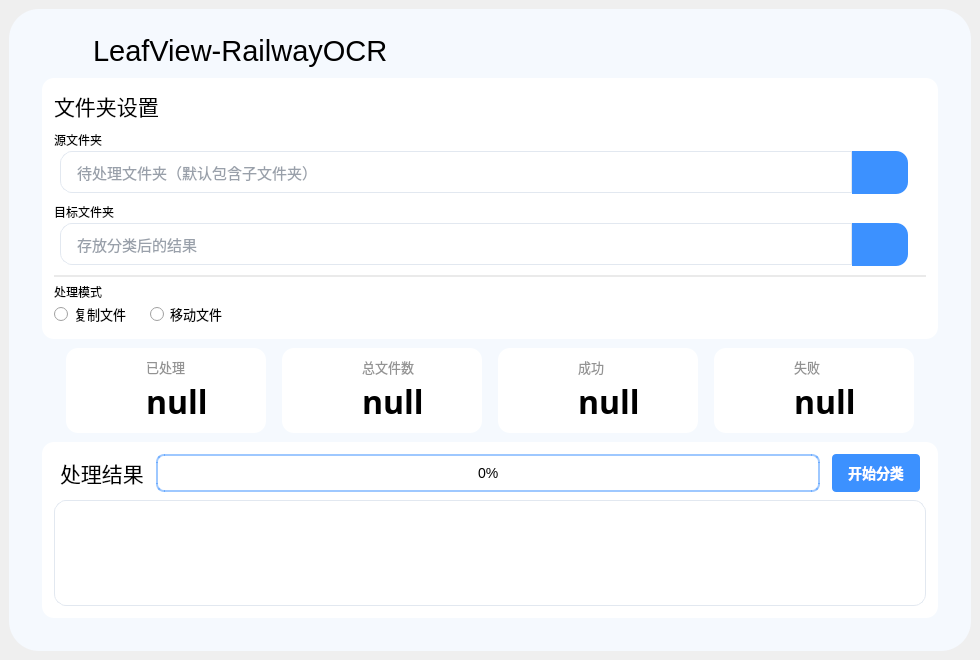
First picture: the form in Ui_MainWindow.ui, repository YangShengzhou03/RailwayOCR, before the edit.
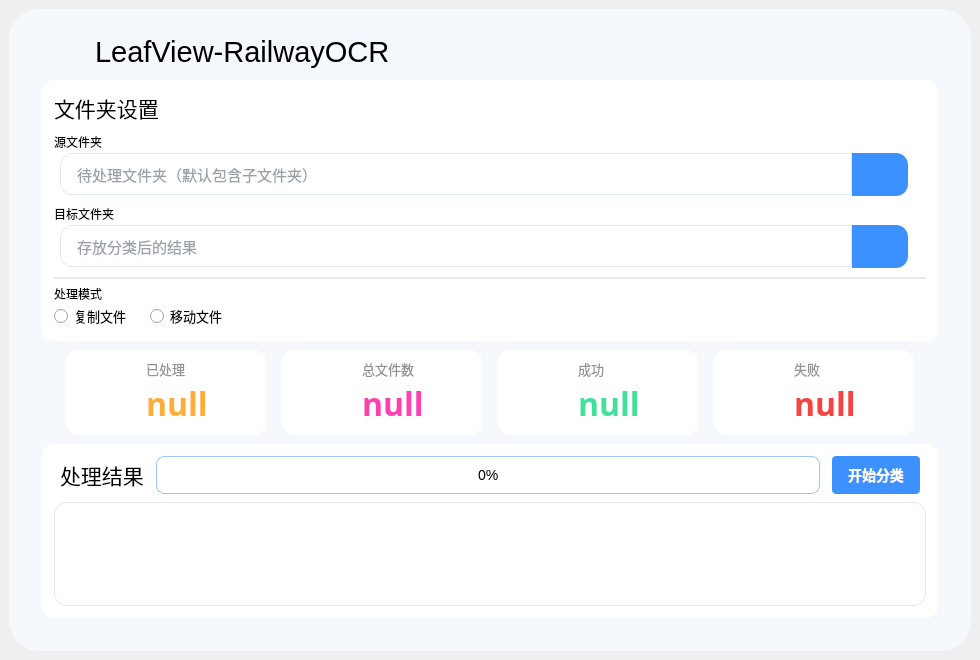
Second picture: the form after the edit. Icons and pictures are not drawn.

The edit to the form file:
```diff
--- a/Ui_MainWindow.ui
+++ b/Ui_MainWindow.ui
@@ -134,14 +134,14 @@
                </property>
                <property name="minimumSize">
                 <size>
-                 <width>36</width>
-                 <height>36</height>
+                 <width>38</width>
+                 <height>38</height>
                 </size>
                </property>
                <property name="maximumSize">
                 <size>
-                 <width>36</width>
-                 <height>36</height>
+                 <width>38</width>
+                 <height>38</height>
                 </size>
                </property>
                <property name="styleSheet">
@@ -944,6 +944,11 @@
                            <bold>true</bold>
                           </font>
                          </property>
+                         <property name="styleSheet">
+                          <string notr="true">QLabel {
+    color: rgb(255, 173, 58);
+}</string>
+                         </property>
                          <property name="text">
                           <string>null</string>
                          </property>
@@ -1032,6 +1037,11 @@
                            <bold>true</bold>
                           </font>
                          </property>
+                         <property name="styleSheet">
+                          <string notr="true">QLabel {
+    color: rgb(255, 64, 178);
+}</string>
+                         </property>
                          <property name="text">
                           <string>null</string>
                          </property>
@@ -1105,6 +1115,11 @@
                            <bold>true</bold>
                           </font>
                          </property>
+                         <property name="styleSheet">
+                          <string notr="true">QLabel {
+    color: rgb(66, 225, 155);
+}</string>
+                         </property>
                          <property name="text">
                           <string>null</string>
                          </property>
@@ -1175,6 +1190,11 @@
                            <bold>true</bold>
                           </font>
                          </property>
+                         <property name="styleSheet">
+                          <string notr="true">QLabel {
+    color: rgb(245, 67, 65);
+}</string>
+                         </property>
                          <property name="text">
                           <string>null</string>
                          </property>
@@ -1264,7 +1284,7 @@
                       </property>
                       <property name="styleSheet">
                        <string notr="true">QProgressBar {
-    border: 2px solid rgba(60, 145, 255, 0.5); 
+    border: 1px solid rgba(60, 145, 255, 0.5); 
     border-radius: 8px;
     background-color: #ffffff;
     text-align: center;
```
Left out of the diff: 12 changed lines with no effect on the pictures.
